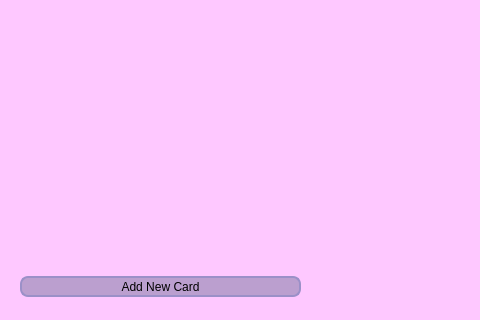
This is UI/w_deck/NewTab/newtab.ui in Saigz/task_tracker_qt as Qt 5 draws it before an edit; both pictures show x 0 to 480 and y 244 to 564 of the 1176 by 564 pixel window. The edited form follows.
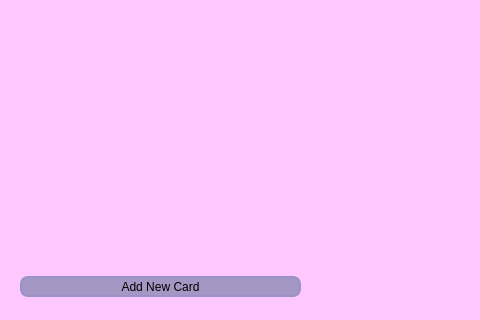
This is the edited form.

Commit message:
StyleSheet for всплывающие окна
aasdasd

The edit to the form file:
```diff
--- a/UI/w_deck/NewTab/newtab.ui
+++ b/UI/w_deck/NewTab/newtab.ui
@@ -46,7 +46,7 @@
  padding-left: auto;
     padding-right: auto;
  color: rgb(0, 0, 0);
- background-color: rgb(187, 159, 207);
+ background-color: rgb(165, 151, 195);
  font: 600 12pt &quot;Montserrat SemiBold&quot;;
 }
 QPushButton:hover {
```
The commit also changes 5 other files.
